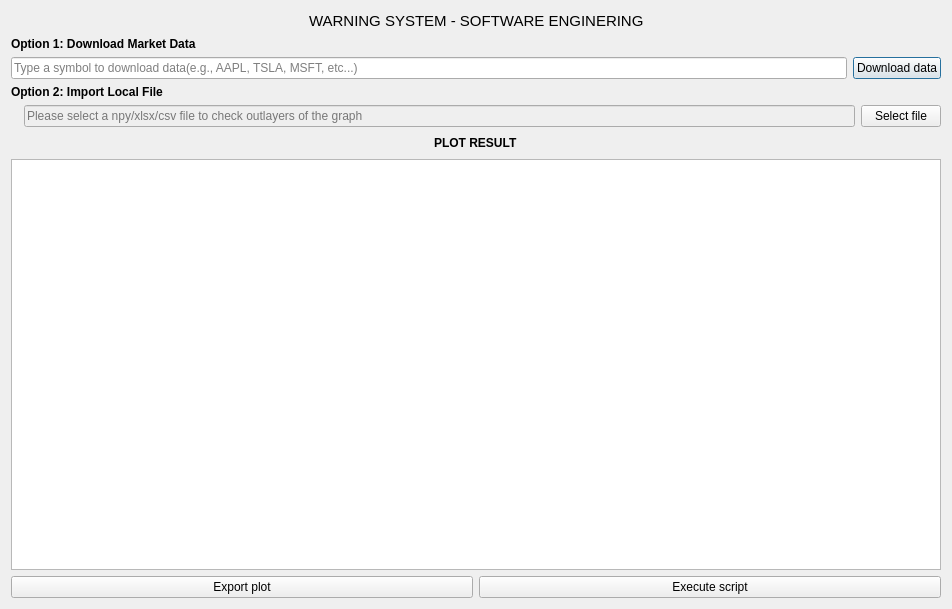
Old version of the form warningSE.ui in the repository dimosarg/Software-Engineering-Project.
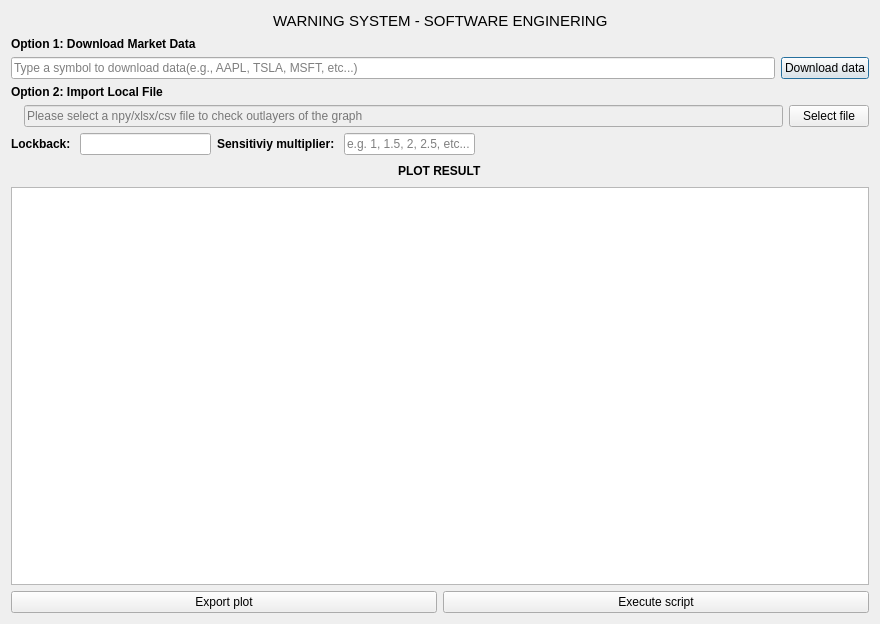
New version of the form.

Commit message: Interfaces changes, exception management

What changed in the file:
```diff
--- a/warningSE.ui
+++ b/warningSE.ui
@@ -6,8 +6,8 @@
    <rect>
     <x>0</x>
     <y>0</y>
-    <width>952</width>
-    <height>609</height>
+    <width>880</width>
+    <height>624</height>
    </rect>
   </property>
   <property name="windowTitle">
@@ -150,6 +150,91 @@
      </item>
     </layout>
    </item>
+   <item>
+    <layout class="QHBoxLayout" name="horizontalLayout_9">
+     <item>
+      <widget class="QLabel" name="label_6">
+       <property name="font">
+        <font>
+         <pointsize>9</pointsize>
+         <weight>75</weight>
+         <bold>true</bold>
+        </font>
+       </property>
+       <property name="text">
+        <string>Lockback: </string>
+       </property>
+      </widget>
+     </item>
+     <item>
+      <widget class="QLineEdit" name="loockback_txtField">
+       <property name="placeholderText">
+        <string/>
+       </property>
+      </widget>
+     </item>
+     <item>
+      <widget class="QLabel" name="label_7">
+       <property name="font">
+        <font>
+         <pointsize>9</pointsize>
+         <weight>75</weight>
+         <bold>true</bold>
+        </font>
+       </property>
+       <property name="text">
+        <string>Sensitiviy multiplier: </string>
+       </property>
+      </widget>
+     </item>
+     <item>
+      <widget class="QLineEdit" name="multiplier_txtField">
+       <property name="placeholderText">
+        <string>e.g. 1, 1.5, 2, 2.5, etc...</string>
+       </property>
+      </widget>
+     </item>
+     <item>
+      <spacer name="horizontalSpacer_6">
+       <property name="orientation">
+        <enum>Qt::Horizontal</enum>
+       </property>
+       <property name="sizeHint" stdset="0">
+        <size>
+         <width>40</width>
+         <height>20</height>
+        </size>
+       </property>
+      </spacer>
+     </item>
+     <item>
+      <spacer name="horizontalSpacer_5">
+       <property name="orientation">
+        <enum>Qt::Horizontal</enum>
+       </property>
+       <property name="sizeHint" stdset="0">
+        <size>
+         <width>40</width>
+         <height>20</height>
+        </size>
+       </property>
+      </spacer>
+     </item>
+     <item>
+      <spacer name="horizontalSpacer_7">
+       <property name="orientation">
+        <enum>Qt::Horizontal</enum>
+       </property>
+       <property name="sizeHint" stdset="0">
+        <size>
+         <width>40</width>
+         <height>20</height>
+        </size>
+       </property>
+      </spacer>
+     </item>
+    </layout>
+   </item>
    <item>
     <layout class="QHBoxLayout" name="horizontalLayout_2">
      <item>
```
The commit also changes 2 other files.
